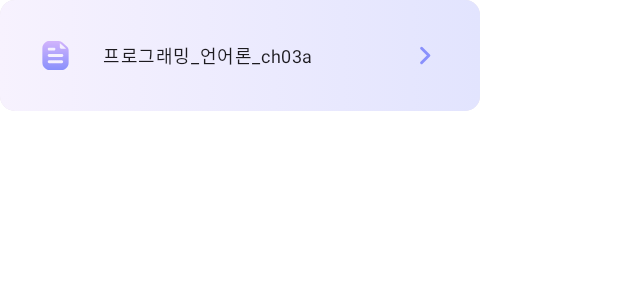
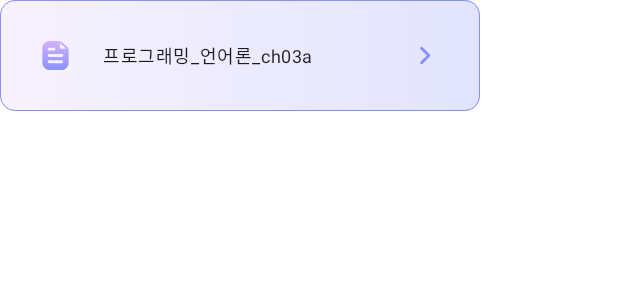
Before and after one commit to JNU-econovation/forever, an Android app built with Jetpack Compose: the @Preview function FilePreview, on a phone screen of 412 x 824 dp. Shown: the top 300 px of the screen. Run offline under Robolectric (Android 15) with nearby library versions, the light colour scheme and no system bars; Roboto replaces fonts that are not available here.

Commit message:
feat: 파일 컴포넌트 border 추가

```diff
--- a/AOS/app/src/main/java/com/fourever/forever/presentation/component/File.kt
+++ b/AOS/app/src/main/java/com/fourever/forever/presentation/component/File.kt
@@ -1,5 +1,6 @@
 package com.fourever.forever.presentation.component
 
+import androidx.compose.foundation.BorderStroke
 import androidx.compose.foundation.Image
 import androidx.compose.foundation.background
 import androidx.compose.foundation.layout.Arrangement
@@ -29,6 +30,8 @@ const val CARD_HEIGHT = 74
 const val CARD_WIDTH = 320
 const val CARD_PADDING = 25
 const val SPACE_BETWEEN_LEADING_ICON_AND_TITLE = 20
+const val MAX_TITLE_LENGTH = 15
+private const val BORDER_WIDTH = 0.3
 
 @Composable
 fun File(fileName: String) {
@@ -39,6 +42,10 @@ fun File(fileName: String) {
                 height = CARD_HEIGHT.dp,
                 width = CARD_WIDTH.dp
             ),
+        border = BorderStroke(
+            width = BORDER_WIDTH.dp,
+            color = colorResource(id = R.color.secondary_strong)
+        )
     ) {
         Box(
             modifier = Modifier
@@ -84,7 +91,7 @@ fun File(fileName: String) {
     }
 }
 
-@Preview(showSystemUi = false)
+@Preview(showBackground = true)
 @Composable
 private fun FilePreview() {
     MaterialTheme {
```
